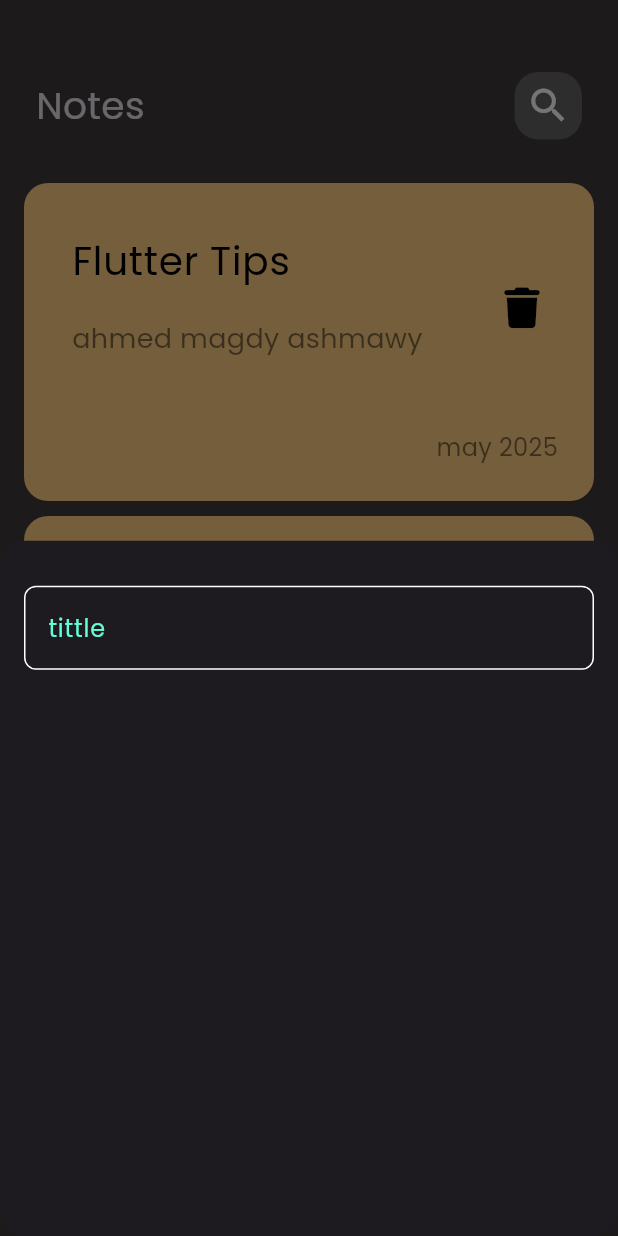
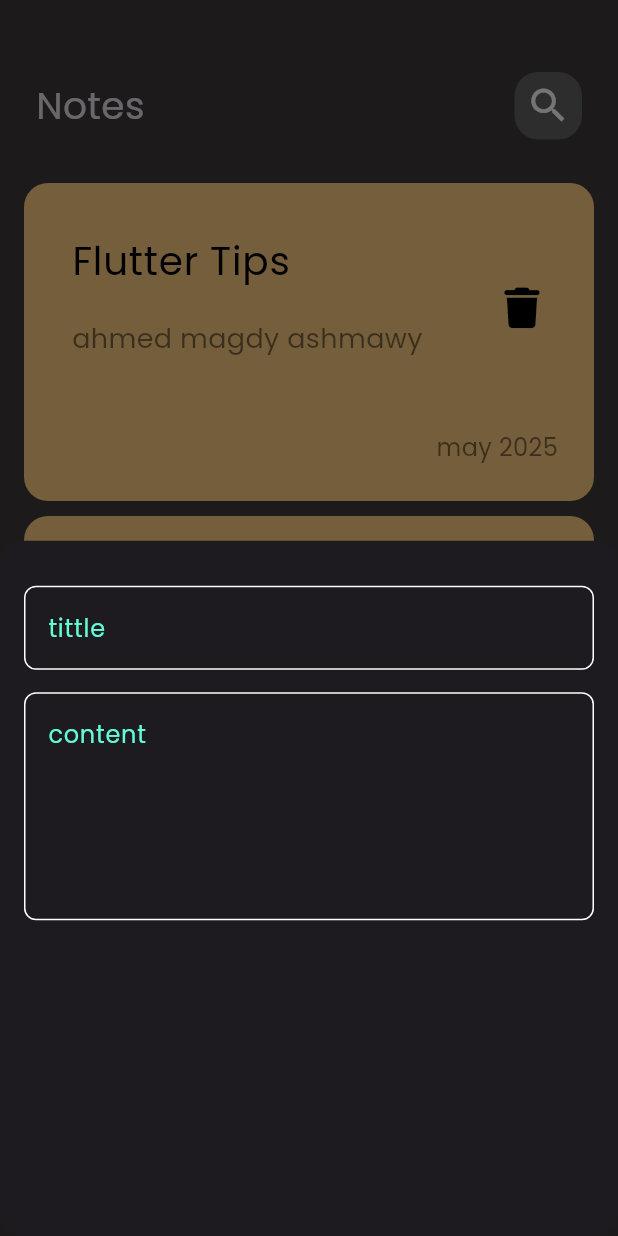
Before and after one commit to Ahmedmego-ux/notes_app, a Flutter app: the screen it shows after launch, after a tap on the "add" icon, on a phone screen of 412 x 824 dp. Run offline on Flutter 3.47's test engine with Material 3 defaults, Android fonts, the phone set to English and light mode, and no system bars; our stand-ins replace font_awesome_flutter.

Commit message:
add field to note bottom

```diff
--- a/lib/views/widgets/add_note_bottom.dart
+++ b/lib/views/widgets/add_note_bottom.dart
@@ -3,12 +3,17 @@ import 'package:flutter_application_5/views/widgets/custome_text_field.dart';
 
 class Addnotebottomshet extends StatelessWidget{
     Widget build(BuildContext context) {
-    return Padding(
-      padding: const EdgeInsets.symmetric(horizontal: 16),
+    return const Padding(
+      padding: EdgeInsets.symmetric(horizontal: 16),
       child: Column(
         children: [
           SizedBox(height: 30,),
-          CustomeTextField()
+          CustomeTextField(
+            hintText: 'tittle',
+          ),
+          SizedBox(height: 15,),
+          CustomeTextField(hintText: 'content',
+          maxlines: 5,)
         ],
       ),
     );
--- a/lib/views/widgets/custome_text_field.dart
+++ b/lib/views/widgets/custome_text_field.dart
@@ -2,12 +2,17 @@ import 'package:flutter/material.dart';
 import 'package:flutter_application_5/constant.dart';
 
 class CustomeTextField extends StatelessWidget{
+  final String hintText;
+  final int maxlines;
+
+  const CustomeTextField({super.key, required this.hintText,  this.maxlines=1});
   @override
   Widget build(BuildContext context) {
     return TextField(
+      maxLines: maxlines,
       cursorColor: kprimarycolor,
       decoration: InputDecoration(
-        hintText: 'tittle',
+        hintText: hintText,
         hintStyle: TextStyle(color: kprimarycolor),
         border: buildborder(),
         enabledBorder: buildborder(),
```
